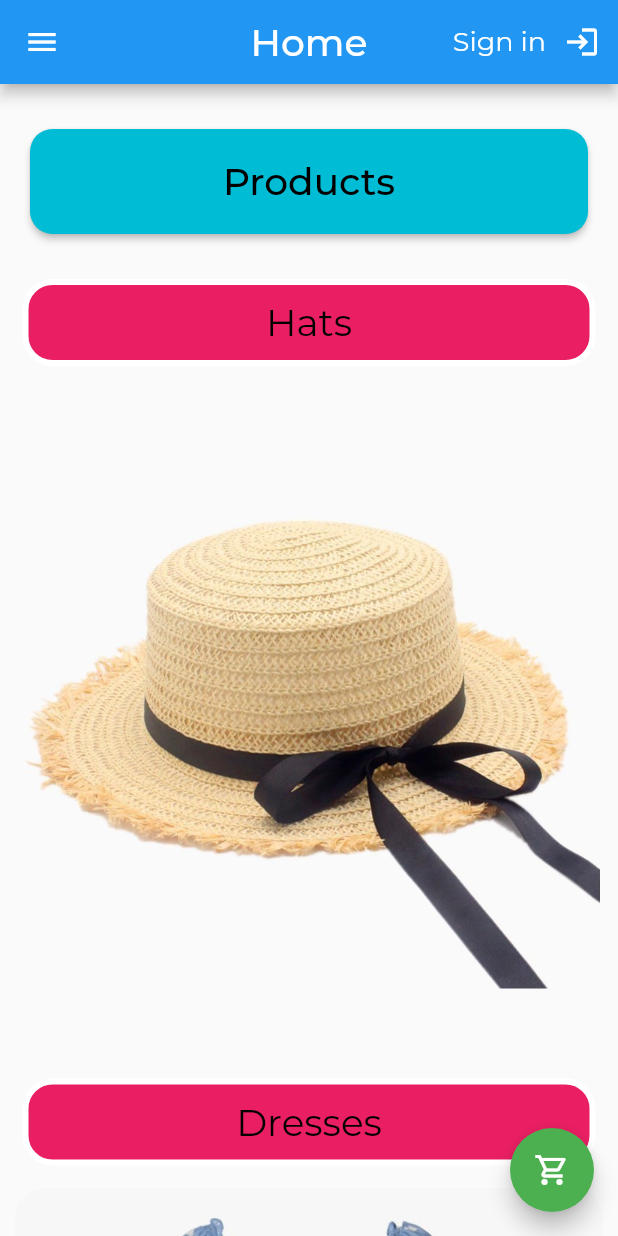
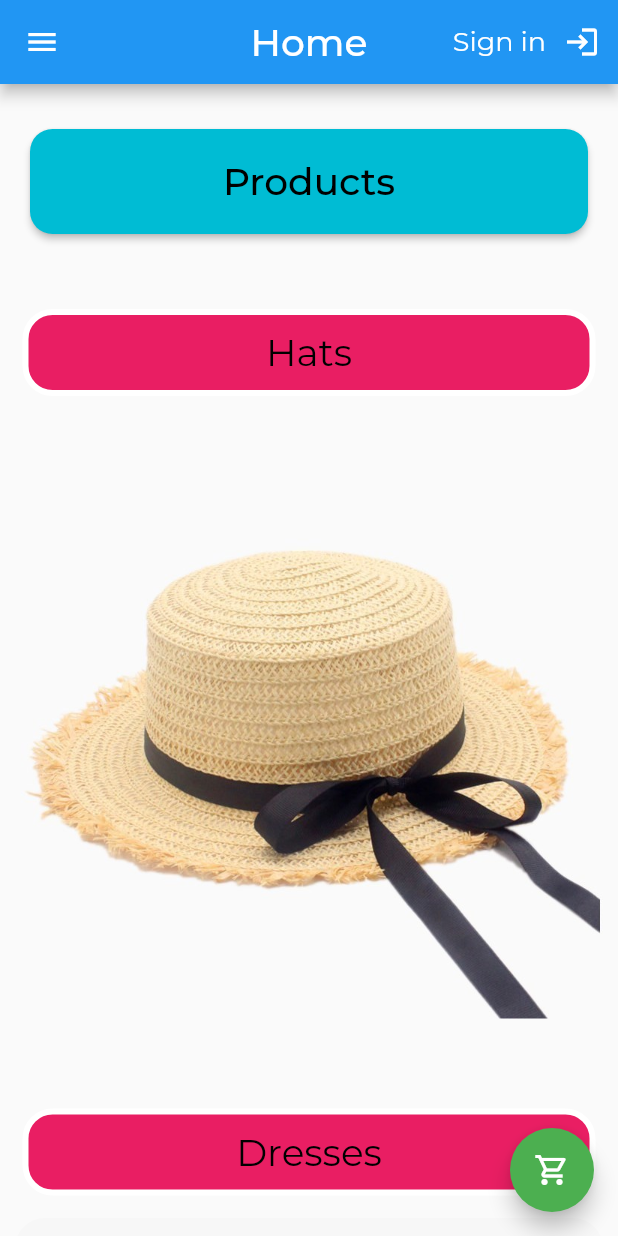
Before and after one commit to ecpp/Very-basic-mobile-e-commerce-app-with-Flutter, a Flutter app: the MyHome screen opened by its route, on a phone screen of 412 x 824 dp. Run offline on Flutter 3.47's test engine with Material 2 defaults, Android fonts, the phone set to English and light mode, and no system bars; our stand-ins replace flutter_login, google_fonts, shared_preferences; accounts and stored records are empty.

Commit message:
Dimension class implemented

```diff
--- a/lib/main.dart
+++ b/lib/main.dart
@@ -7,6 +7,7 @@ import 'package:cs310group28/utils/colors.dart';
 import 'package:cs310group28/utils/styles.dart';
 import 'package:flutter/services.dart';
 import 'package:shared_preferences/shared_preferences.dart';
+import 'package:cs310group28/utils/dimension.dart';
 
 import 'onboard/onboard.dart';
 
@@ -70,7 +71,7 @@ class _MyHomeState extends State<MyHome> {
                   child: Text("Sign in",
                       textAlign: TextAlign.center, style: navText),
                   decoration: BoxDecoration(),
-                  margin: EdgeInsets.only(left: 10.0, top: 17.0)),
+                  margin: Dimen.homepageDefaultPadding),
             if (loginStatus == false)
               IconButton(
                 icon: Icon(
@@ -88,7 +89,7 @@ class _MyHomeState extends State<MyHome> {
                       textAlign: TextAlign.center,
                       style: TextStyle(fontSize: 18)),
                   decoration: BoxDecoration(),
-                  margin: EdgeInsets.only(left: 10.0, top: 17.0)),
+                  margin: Dimen.homepageDefaultPadding),
             if (loginStatus == true)
               IconButton(
                   icon: Icon(
@@ -138,17 +139,16 @@ class _MyHomeState extends State<MyHome> {
                 color: AppColors.titleBackColor,
                 border: Border.all(width: 4, color: AppColors.borderColor),
                 borderRadius: BorderRadius.circular(20)),
-            margin: EdgeInsets.only(
-                top: 30.0, bottom: 5.0, left: 15.0, right: 15.0),
+            margin: Dimen.mainDefaultMargin,
             //padding: EdgeInsets.all(20.0),
-            padding: EdgeInsets.only(top: 10.0, bottom: 10.0)),
+            padding: Dimen.mainDefaultPadding),
         InkWell(
           onTap: () {
             Navigator.of(context)
                 .push(MaterialPageRoute(builder: (context) => Hats()));
           },
           child: Container(
-            margin: EdgeInsets.all(10.0),
+            margin: Dimen.regularPadding,
             width: 300,
             height: 400,
             child: ClipRRect(
@@ -166,17 +166,16 @@ class _MyHomeState extends State<MyHome> {
                 color: AppColors.titleBackColor,
                 border: Border.all(width: 4, color: AppColors.borderColor),
                 borderRadius: BorderRadius.circular(20)),
-            margin: EdgeInsets.only(
-                top: 50.0, bottom: 5.0, left: 15.0, right: 15.0),
+            margin: Dimen.mainDefaultMargin,
             //padding: EdgeInsets.all(20.0),
-            padding: EdgeInsets.only(top: 10.0, bottom: 10.0)),
+            padding: Dimen.mainDefaultPadding),
         InkWell(
           onTap: () {
             Navigator.of(context)
                 .push(MaterialPageRoute(builder: (context) => Dresses()));
           },
           child: Container(
-            margin: EdgeInsets.all(10.0),
+            margin: Dimen.regularPadding,
             width: 300,
             height: 400,
             child: ClipRRect(
@@ -194,17 +193,16 @@ class _MyHomeState extends State<MyHome> {
                 color: AppColors.titleBackColor,
                 border: Border.all(width: 4, color: AppColors.borderColor),
                 borderRadius: BorderRadius.circular(20)),
-            margin: EdgeInsets.only(
-                top: 50.0, bottom: 5.0, left: 15.0, right: 15.0),
+            margin: Dimen.mainDefaultMargin,
             //padding: EdgeInsets.all(20.0),
-            padding: EdgeInsets.only(top: 10.0, bottom: 10.0)),
+            padding: Dimen.mainDefaultPadding),
         InkWell(
           onTap: () {
             Navigator.of(context)
                 .push(MaterialPageRoute(builder: (context) => Skirts()));
           },
           child: Container(
-            margin: EdgeInsets.all(10.0),
+            margin: Dimen.regularPadding,
             width: 300,
             height: 400,
             child: ClipRRect(
@@ -222,17 +220,16 @@ class _MyHomeState extends State<MyHome> {
                 color: AppColors.titleBackColor,
                 border: Border.all(width: 4, color: AppColors.borderColor),
                 borderRadius: BorderRadius.circular(20)),
-            margin: EdgeInsets.only(
-                top: 50.0, bottom: 5.0, left: 15.0, right: 15.0),
+            margin: Dimen.mainDefaultMargin,
             //padding: EdgeInsets.all(20.0),
-            padding: EdgeInsets.only(top: 10.0, bottom: 10.0)),
+            padding: Dimen.mainDefaultPadding),
         InkWell(
           onTap: () {
             Navigator.of(context)
                 .push(MaterialPageRoute(builder: (context) => Shirts()));
           },
           child: Container(
-            margin: EdgeInsets.all(10.0),
+            margin: Dimen.regularPadding,
             width: 300,
             height: 400,
             child: ClipRRect(
@@ -250,17 +247,16 @@ class _MyHomeState extends State<MyHome> {
                 color: AppColors.titleBackColor,
                 border: Border.all(width: 4, color: AppColors.borderColor),
                 borderRadius: BorderRadius.circular(20)),
-            margin: EdgeInsets.only(
-                top: 50.0, bottom: 5.0, left: 15.0, right: 15.0),
+            margin: Dimen.mainDefaultMargin,
             //padding: EdgeInsets.all(20.0),
-            padding: EdgeInsets.only(top: 10.0, bottom: 10.0)),
+            padding: Dimen.mainDefaultPadding),
         InkWell(
           onTap: () {
             Navigator.of(context)
                 .push(MaterialPageRoute(builder: (context) => Shoes()));
           },
           child: Container(
-            margin: EdgeInsets.all(10.0),
+            margin: Dimen.regularPadding,
             width: 300,
             height: 400,
             child: ClipRRect(
--- a/lib/navigation_bar.dart
+++ b/lib/navigation_bar.dart
@@ -40,7 +40,7 @@ class _NavBarState extends State<NavigationBar> {
               title: Text('Home Page', style: navText),
               onTap: () {
                 Navigator.of(context)
-                    .push(MaterialPageRoute(builder: (context) => MyApp()));
+                    .push(MaterialPageRoute(builder: (context) => MyHome()));
               }),
           if (loginStatus == true)
             ListTile(
--- a/lib/onboard/onboard.dart
+++ b/lib/onboard/onboard.dart
@@ -2,7 +2,6 @@ import 'package:cs310group28/main.dart';
 import 'package:cs310group28/onboard/onboard_model.dart';
 import 'package:flutter/material.dart';
 import 'package:shared_preferences/shared_preferences.dart';
-
 import 'constant.dart';
 
 class OnBoard extends StatefulWidget {
--- a/lib/routes/search_page.dart
+++ b/lib/routes/search_page.dart
@@ -1,6 +1,6 @@
 import 'package:cs310group28/main.dart';
 import 'package:flutter/material.dart';
-
+import 'package:cs310group28/utils/dimension.dart';
 import 'package:cs310group28/navigation_bar.dart';
 
 
@@ -63,11 +63,12 @@ class _SearchPageState extends State<SearchPage2> {
             searchValue=value;
             return null;
           },
-        ),margin: EdgeInsets.all(10.0)),
+        ),margin: Dimen.regularPadding),
 
           Container
             (child: Padding(
-            padding: const EdgeInsets.symmetric(vertical: 16.0),
+            padding: Dimen.verticalparentPadding,
+            //padding: const EdgeInsets.symmetric(vertical: 16.0),
             child: ElevatedButton(
               onPressed: () {
                 // Validate will return true if the form is valid, or false if
--- a/lib/utils/dimension.dart
+++ b/lib/utils/dimension.dart
@@ -2,11 +2,19 @@ import 'package:flutter/material.dart';
 
 class Dimen {
   static const double parentMargin = 16.0;
-  static const double regularMargin = 8.0;
-  static const double largeMargin = 20.0;
-  static const double borderRadius = 8.0;
+  static const double regularMargin = 10.0;
+  static const double largeMargin = 50.0;
+  static const double homepageMargin = 17.0;
+  static const double borderRadius = 6.0;
   static const double borderRadiusRounded = 20.0;
   static const double textFieldHeight = 32.0;
 
-  static get regularPadding => EdgeInsets.all(parentMargin);
+
+  static get parentPadding => EdgeInsets.all(parentMargin);
+  static get regularPadding => EdgeInsets.all(regularMargin);
+  static get verticalparentPadding => EdgeInsets.symmetric(vertical: parentMargin);
+  static get homepageDefaultPadding => EdgeInsets.only(left: regularMargin, top: homepageMargin);
+  static get mainDefaultMargin => EdgeInsets.only(top: 50.0, bottom: 5.0, left: 15.0, right: 15.0);
+  static get mainDefaultPadding =>EdgeInsets.only(top: 10.0, bottom: 10.0);
+
 }
```
